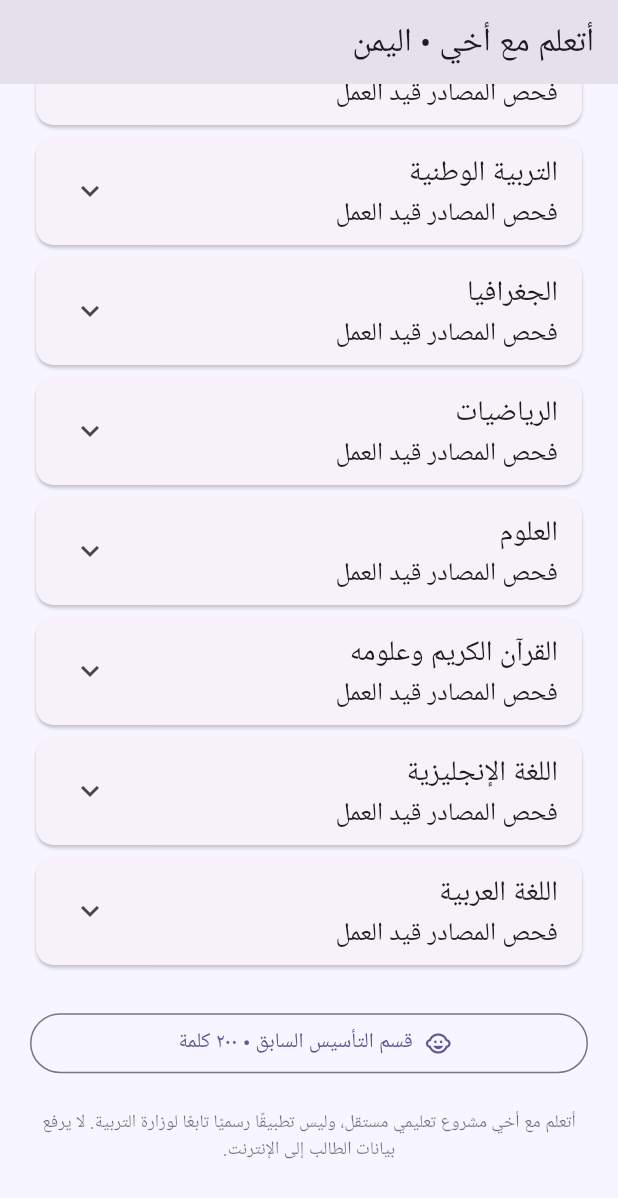
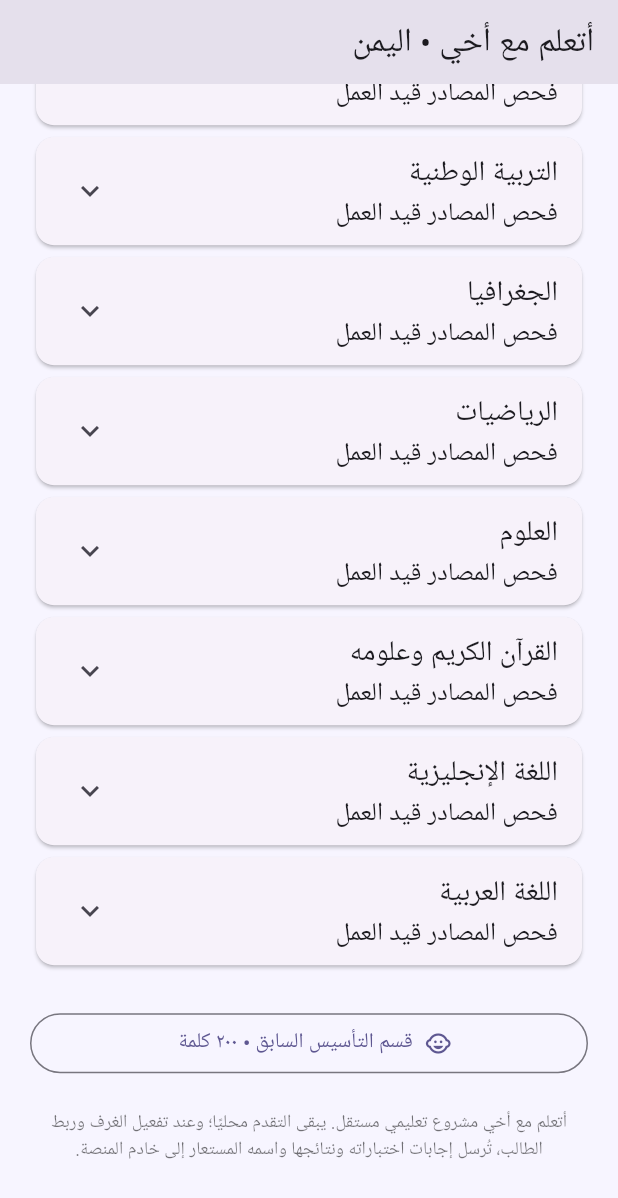
Before and after one commit to dawood634/atalam-ma-akhi-app, a Flutter app: the screen it shows after launch, scrolled down 1152 dp, on a phone screen of 412 x 824 dp. Shown: the top 1198 px of the screen. Run offline on Flutter 3.47's test engine with Material 3 defaults, Android fonts, the phone set to English and light mode, and no system bars; our stand-ins replace flutter_secure_storage, flutter_tts, shared_preferences.

Commit message:
Explain classroom data transfer instead of promising all data stays offline [skip ci]

```diff
--- a/lib/platform.dart
+++ b/lib/platform.dart
@@ -87,7 +87,7 @@ class _CurriculumPortalState extends State<CurriculumPortal> {
         ])),
         const SizedBox(height: 24), OutlinedButton.icon(icon: const Icon(Icons.child_care), label: const Text('قسم التأسيس السابق • ٢٠٠ كلمة'),
           onPressed: () => Navigator.push(context, MaterialPageRoute(builder: widget.foundationBuilder))),
-        const SizedBox(height: 20), const Text('أتعلم مع أخي مشروع تعليمي مستقل، وليس تطبيقًا رسميًا تابعًا لوزارة التربية. لا يرفع بيانات الطالب إلى الإنترنت.', textAlign: TextAlign.center, style: TextStyle(fontSize: 12, color: Colors.black54)),
+        const SizedBox(height: 20), const Text('أتعلم مع أخي مشروع تعليمي مستقل. يبقى التقدم محليًا؛ وعند تفعيل الغرف وربط الطالب، تُرسل إجابات اختباراته ونتائجها واسمه المستعار إلى خادم المنصة.', textAlign: TextAlign.center, style: TextStyle(fontSize: 12, color: Colors.black54)),
         const SizedBox(height: 20),
       ]));
   }
```
